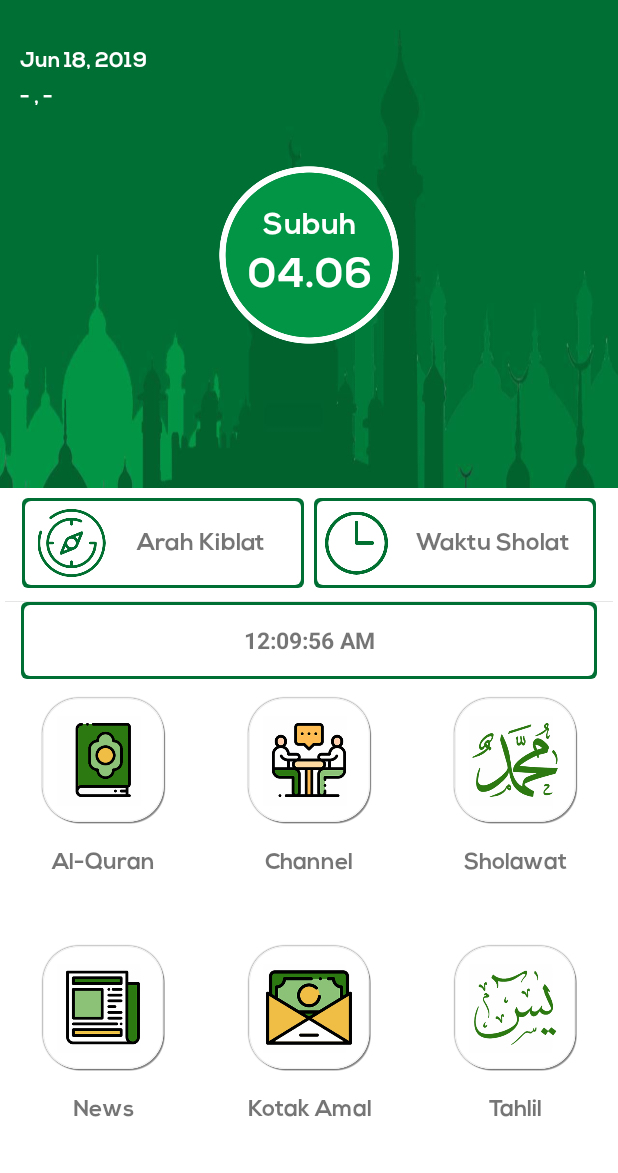
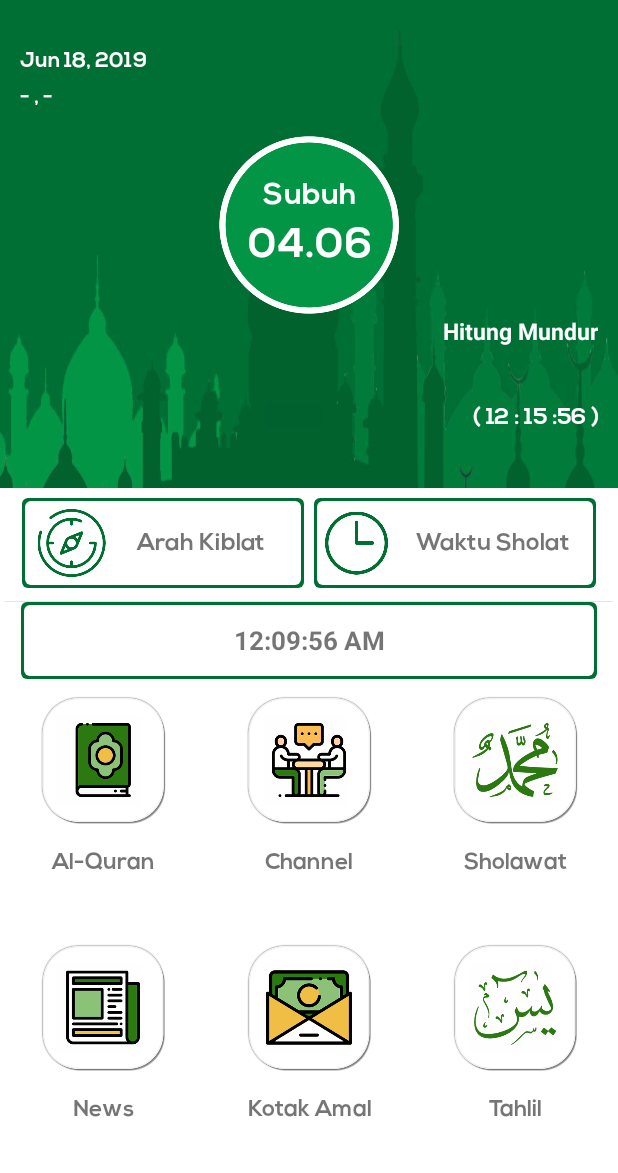
Before and after one commit to ahmadasrori1945/UlamaPro-Android, an Android app: the HomeActivity screen opened directly, with no data from a screen before it, on a phone screen of 412 x 824 dp, the part 63-1236 px from its top. Run offline under Robolectric (Android 15) with nearby library versions, the phone set to English and light mode, and no system bars; libraries missing offline, so code that uses them is left out: io.nlopez.smartlocation; 10 statements that could not run were skipped.

Commit message:
mzm - Shoow Counting Down Waktu sholat

```diff
--- a/app/src/main/AndroidManifest.xml
+++ b/app/src/main/AndroidManifest.xml
@@ -23,8 +23,8 @@
         android:theme="@style/AppTheme.NoActionBar"
         android:usesCleartextTraffic="true"
         tools:ignore="GoogleAppIndexingWarning">
-        <activity android:name=".KIblatWebActivity"></activity>
-        <!-- <activity android:name=".SholawatActivity"></activity> -->
+        <activity android:name=".Activity.ChannelActivityNew"></activity>
+        <activity android:name=".KIblatWebActivity" /> <!-- <activity android:name=".SholawatActivity"></activity> -->
         <activity android:name=".SplashScreenActivity">
             <intent-filter>
                 <action android:name="android.intent.action.MAIN" />
--- a/app/src/main/java/id/co/telkomsigma/ulamapro/Activity/HomeActivity.java
+++ b/app/src/main/java/id/co/telkomsigma/ulamapro/Activity/HomeActivity.java
@@ -122,8 +122,8 @@ public class HomeActivity extends AppCompatActivity {
         txtSolatTime.setTypeface(fontbold);
         txtSolatTimeName = (TextView) findViewById(R.id.text_sholatjadwal);
         txtSolatTimeName.setTypeface(fontbold);
-//        txtTime = (TextView) findViewById(R.id.waktu_solat);
-//        txtTime.setTypeface(fontbold);
+        txtTime = (TextView) findViewById(R.id.countdown);
+        txtTime.setTypeface(fontbold);
         TextView alquran = (TextView) findViewById(R.id.text_alquran);
         alquran.setTypeface(fontbold);
         TextView channel = (TextView) findViewById(R.id.text_channel);
@@ -526,7 +526,7 @@ public class HomeActivity extends AppCompatActivity {
                         long minutes = diff / (60 * 1000);
                         diff -= minutes * (60 * 1000);
                         long seconds = diff / 1000;
-                        txtTime.setText("-" + String.format("%02d", hours) + " : " + String.format("%02d", minutes) + " : " + String.format("%02d", seconds));
+                        txtTime.setText("( "+"- " + String.format("%02d", hours) + " : " + String.format("%02d", minutes) + " : " + String.format("%02d", seconds)+")");
 //                        txtHour.setText("" + String.format("%02d", hours));
 //                        txtMinute.setText(""  + String.format("%02d", minutes));
 //                        txtSecond.setText(""  + String.format("%02d", seconds));
--- a/app/src/main/java/id/co/telkomsigma/ulamapro/IsiTahlilActivity.java
+++ b/app/src/main/java/id/co/telkomsigma/ulamapro/IsiTahlilActivity.java
@@ -54,6 +54,8 @@ public class IsiTahlilActivity extends AppCompatActivity {
         getSupportActionBar().setDisplayHomeAsUpEnabled(true);
     }
 
+
+
     @Override
     public boolean onSupportNavigateUp(){
         finish();
--- a/app/src/main/res/layout/activity_home.xml
+++ b/app/src/main/res/layout/activity_home.xml
@@ -106,11 +106,14 @@
         android:orientation="vertical"
         android:weightSum="3">
 
+        <LinearLayout
+            android:layout_width="match_parent"
+            android:layout_weight="0.9"
+            android:layout_height="match_parent">
 
-        <RelativeLayout
+            <RelativeLayout
             android:layout_width="match_parent"
             android:layout_height="match_parent"
-            android:layout_weight="0.9"
             android:paddingRight="3dp"
             android:paddingLeft="3dp"
             android:background="@drawable/nu"
@@ -157,7 +160,7 @@
                 android:layout_alignParentTop="true"
                 android:layout_centerHorizontal="true"
                 android:layout_gravity="top|center"
-                android:layout_marginTop="90dp"
+                android:layout_marginTop="70dp"
                 app:srcCompat="@drawable/round_1" />
 
             <TextView
@@ -166,7 +169,7 @@
                 android:layout_height="wrap_content"
                 android:layout_alignEnd="@+id/imageView16"
                 android:layout_alignParentTop="true"
-                android:layout_marginTop="117dp"
+                android:layout_marginTop="97dp"
                 android:layout_marginEnd="10dp"
                 android:gravity="center"
                 android:text="Subuh"
@@ -179,13 +182,58 @@
                 android:layout_height="wrap_content"
                 android:layout_alignEnd="@+id/imageView16"
                 android:layout_alignParentTop="true"
-                android:layout_marginTop="146dp"
+                android:layout_marginTop="126dp"
                 android:layout_marginEnd="10dp"
                 android:gravity="center"
                 android:text="04.06"
                 android:textColor="#FFF"
                 android:textSize="27dp" />
+
+            <LinearLayout
+                android:layout_below="@id/imageView16"
+                android:layout_width="match_parent"
+                android:layout_height="match_parent"
+                android:weightSum="2"
+                android:orientation="vertical">
+
+                <LinearLayout
+                    android:layout_weight="1"
+                    android:orientation="vertical"
+                    android:layout_width="match_parent"
+                    android:layout_height="match_parent">
+
+                    <TextView
+                        android:text="Hitung Mundur"
+                        android:layout_marginRight="10dp"
+                        android:textColor="#fff"
+                        android:textSize="15sp"
+                        android:gravity="right"
+                        android:textStyle="bold"
+                        android:layout_width="match_parent"
+                        android:layout_height="match_parent" />
+                </LinearLayout>
+
+                <LinearLayout
+                    android:layout_weight="1"
+                    android:orientation="vertical"
+                    android:layout_width="match_parent"
+                    android:layout_height="match_parent">
+                    <TextView
+                        android:id="@+id/countdown"
+                        android:layout_marginRight="10dp"
+                        android:gravity="right"
+                        android:textColor="#fff"
+                        android:text="( 12 : 15 :56 )"
+                        android:textStyle="bold"
+                        android:textSize="15sp"
+                        android:layout_width="match_parent"
+                        android:layout_height="match_parent" />
+                </LinearLayout>
+            </LinearLayout>
+
         </RelativeLayout>
+        </LinearLayout>
+
 
         <LinearLayout
             android:layout_width="match_parent"
@@ -315,9 +363,10 @@
                     android:layout_width="match_parent"
                     android:layout_height="match_parent"
                     android:layout_alignParentEnd="true"
+
                     android:gravity="center"
                     android:text="12:09:56 AM"
-                    android:textSize="15sp"
+                    android:textSize="17sp"
                     android:textStyle="bold" />
 
             </LinearLayout>
--- /dev/null
+++ b/app/src/main/res/values/dimens.xml
@@ -0,0 +1,3 @@
+<resources>
+    <dimen name="fab_margin">16dp</dimen>
+</resources>
--- a/app/src/main/res/values/strings.xml
+++ b/app/src/main/res/values/strings.xml
@@ -17,4 +17,5 @@
     <string name="pls_enable_location">Enable Your GPS !</string>
     <string name="compass_hands">compas_hands</string>
     <string name="degree_from_north">degree_from_north</string>
+    <string name="title_activity_channel">ChannelActivity</string>
 </resources>
```
Also changed, not shown: app/src/main/java/id/co/telkomsigma/ulamapro/Activity/ChannelActivityNew.java (added, +15 -0 lines), app/src/main/java/id/co/telkomsigma/ulamapro/model/modelTahlil.java (added, +48 -0 lines), app/src/main/res/layout/activity_channel_new.xml (added, +9 -0 lines), app/src/main/res/values/styles.xml (+9 -1 lines), 1 other file.
